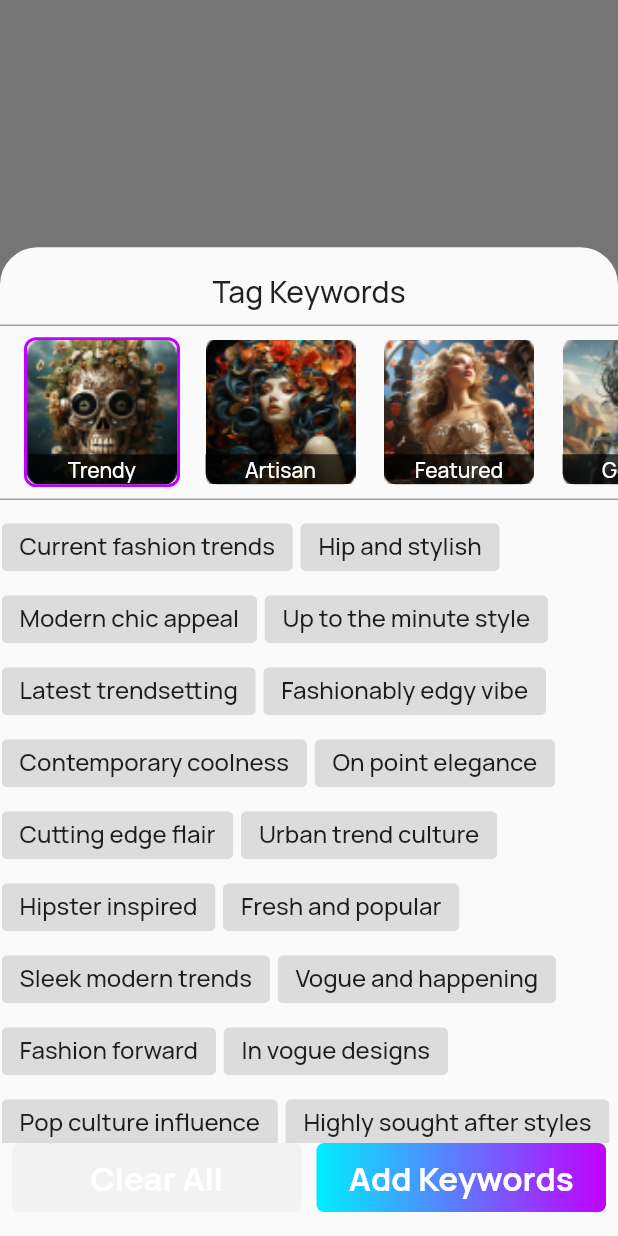
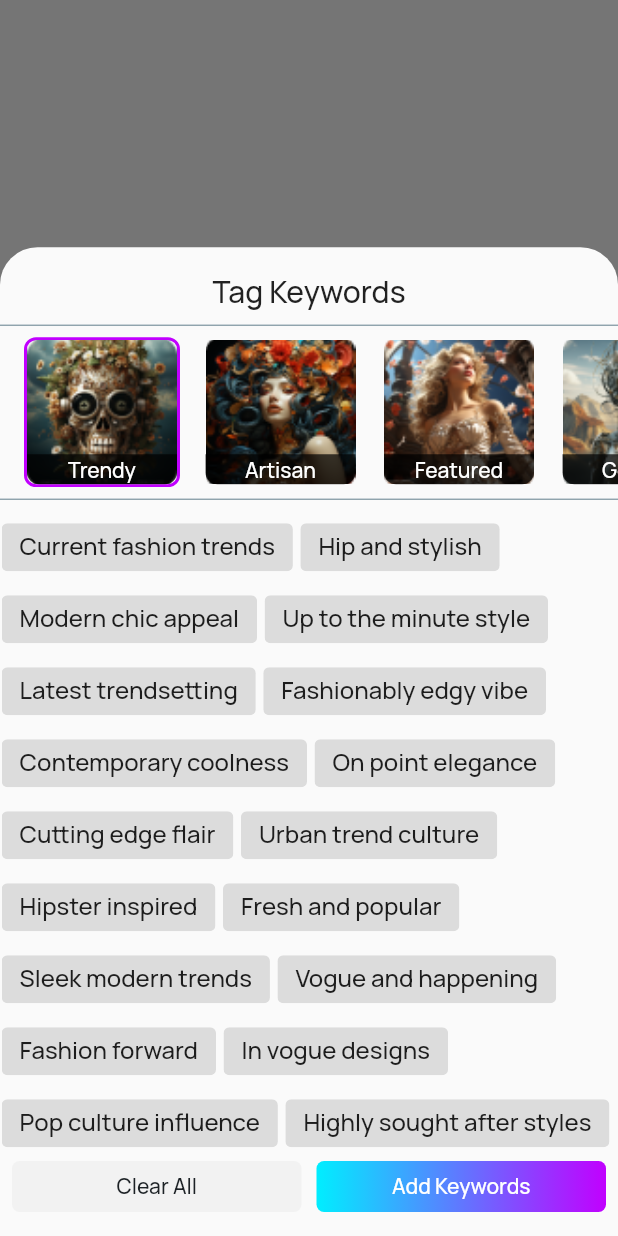
Before and after one commit to hammasali/artbotic, a Flutter app: what tagKeywordsSheet() shows on an empty page, opened directly, on a phone screen of 412 x 824 dp. Run offline on Flutter 3.47's test engine with Material 2 defaults, Android fonts, the phone set to English and light mode, and no system bars; our stand-ins replace carousel_slider, dots_indicator, get, google_fonts, image_picker, shared_preferences; missing offline and left inert: gradient_slider; accounts and stored records are empty.

Commit message:
Tag Key words button fixed

```diff
--- a/lib/view/components/buttons/custom_button.dart
+++ b/lib/view/components/buttons/custom_button.dart
@@ -12,11 +12,13 @@ class CustomButton extends StatelessWidget {
       double? verticalPadding,
       TextStyle? textStyle,
       String? icon,
+      Color? textColor,
       List<Color>? color})
       : _borderRadius = borderRadius ?? 50,
         _verticalPadding = verticalPadding ?? 8,
         _icon = icon,
         _color = color ?? [AppTheme.blueColor, AppTheme.purpleColor],
+        _textColor = textColor ?? AppTheme.whiteColor,
         _textStyle =
             textStyle ?? Theme.of(Get.context!).textTheme.displayLarge!;
 
@@ -26,6 +28,7 @@ class CustomButton extends StatelessWidget {
   final double _verticalPadding;
   final List<Color> _color;
   final String? _icon;
+  final Color _textColor;
 
   final TextStyle? _textStyle;
 
@@ -53,7 +56,7 @@ class CustomButton extends StatelessWidget {
                     ? const SizedBox.shrink()
                     : const SizedBox(width: 8),
                 Text(title,
-                    style: _textStyle!.copyWith(color: AppTheme.whiteColor),
+                    style: _textStyle!.copyWith(color: _textColor),
                     textAlign: TextAlign.center)
               ],
             )));
--- a/lib/view/components/sheets/tag_keywords.dart
+++ b/lib/view/components/sheets/tag_keywords.dart
@@ -46,10 +46,12 @@ tagKeywordsSheet() {
                   Flexible(
                       child: CustomButton(
                           title: s.clearAll,
+                          textColor: Theme.of(context).iconTheme.color,
                           color: [
                             Theme.of(context).primaryColor,
                             Theme.of(context).primaryColor
                           ],
+                          textStyle: Theme.of(context).textTheme.bodyLarge,
                           borderRadius: 5,
                           onTap: () => controller.selectedTags.clear())),
                   const SizedBox(width: 10),
@@ -57,6 +59,7 @@ tagKeywordsSheet() {
                       child: CustomButton(
                           title: s.addKeywords,
                           borderRadius: 5,
+                          textStyle: Theme.of(context).textTheme.bodyLarge,
                           onTap: () {
                             controller.promptController.text =
                                 controller.selectedTags.join(', ');
```
